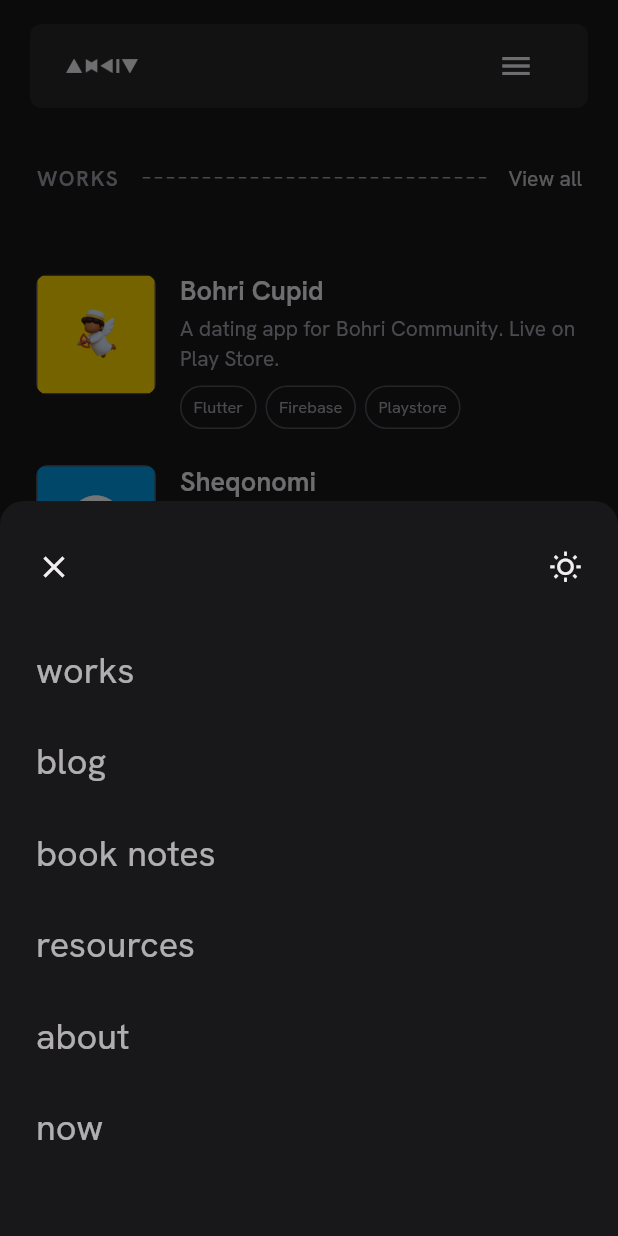
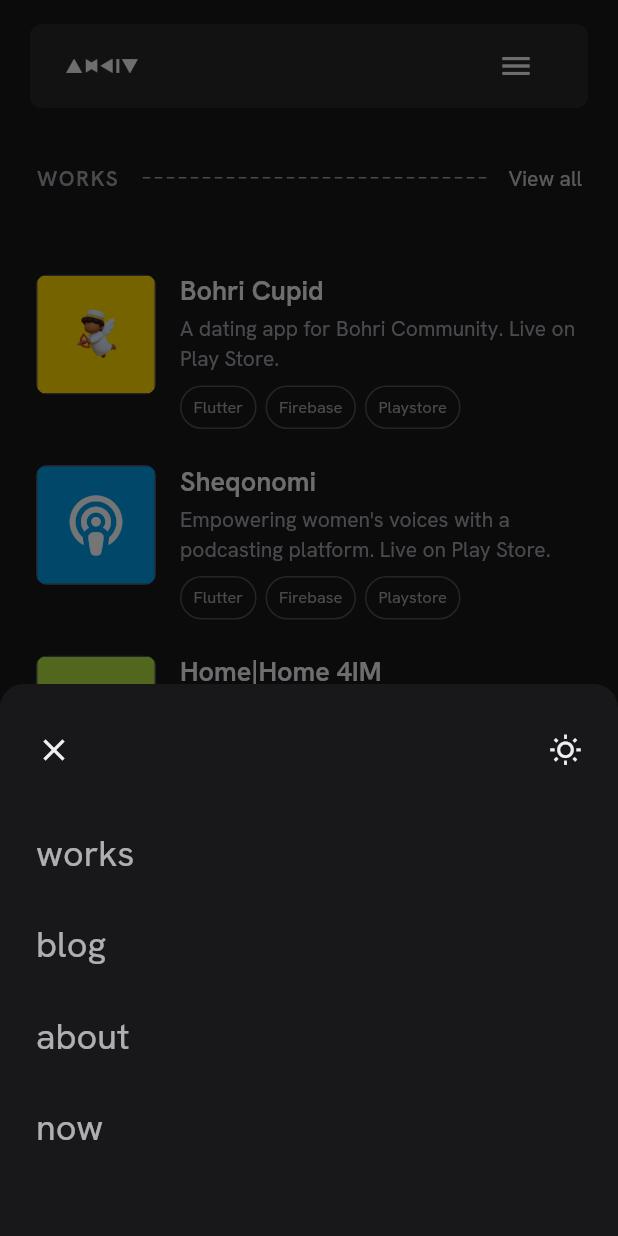
Before and after one commit to Ankit180898/portfolio_website, a Flutter app: the screen it shows after launch, scrolled down 576 dp, after a tap on the "menu" icon, on a phone screen of 412 x 824 dp. Run offline on Flutter 3.47's test engine with Material 3 defaults, Android fonts, the phone set to English and light mode, and no system bars; our stand-ins replace cached_network_image, flutter_svg, font_awesome_flutter, get, get_storage.

Commit message:
Some issues resolved

```diff
--- a/lib/app.dart
+++ b/lib/app.dart
@@ -9,14 +9,11 @@
 
   @override
   Widget build(BuildContext context) {
-    // Get the theme controller instance
     final ThemeController themeController = Get.find<ThemeController>();
 
-    // Use Obx to reactively rebuild when theme changes
-    return Obx(() {
-      debugPrint('Rebuilding app with themeMode: ${themeController.themeMode}');
-      debugPrint('IsDarkMode: ${themeController.isDarkMode}');
-
+    // Do NOT wrap GetMaterialApp in Obx — it causes a full app rebuild on every
+    // theme change, producing a white flash. Theme switching is handled
+    // reactively by Get.changeThemeMode() inside ThemeController._updateTheme.
     return GetMaterialApp(
       title: 'Ankit Kumar | Portfolio',
       debugShowCheckedModeBanner: false,
@@ -25,17 +22,15 @@
       themeMode: themeController.themeMode,
       getPages: AppRoutes.pages,
       initialRoute: AppRoutes.home,
-        defaultTransition: Transition.fadeIn,
-        transitionDuration: const Duration(milliseconds: 300),
+      defaultTransition: Transition.noTransition,
       builder: (context, child) {
         return MediaQuery(
-            data: MediaQuery.of(
-              context,
-            ).copyWith(textScaler: TextScaler.linear(1.0)),
+          data: MediaQuery.of(context).copyWith(
+            textScaler: TextScaler.linear(1.0),
+          ),
           child: child!,
         );
       },
     );
-    });
   }
 }
--- a/lib/config/routes.dart
+++ b/lib/config/routes.dart
@@ -2,12 +2,12 @@
 import '../screens/home_screen.dart';
 import '../screens/blog_screen.dart';
 import '../screens/blog_detail_screen.dart';
-import '../screens/book_notes_screen.dart';
 import '../screens/projects_screen.dart';
 import '../screens/project_detail_screen.dart';
 import '../screens/about_screen.dart';
 import '../screens/now_screen.dart';
-import '../screens/resources_screen.dart';
+// import '../screens/book_notes_screen.dart';
+// import '../screens/resources_screen.dart';
 
 class AppRoutes {
   // Private constructor
@@ -17,12 +17,12 @@
   static const String home = '/';
   static const String blog = '/blog';
   static const String blogDetail = '/blog/detail';
-  static const String bookNotes = '/book-notes';
   static const String works = '/works';
   static const String worksDetail = '/works/detail';
-  static const String resources = '/resources';
   static const String about = '/about';
   static const String now = '/now';
+  // static const String bookNotes = '/book-notes';
+  // static const String resources = '/resources';
 
   // Route definitions
   static final List<GetPage> pages = [
@@ -30,46 +30,43 @@
       name: home,
       page: () => const HomeScreen(),
       transition: Transition.fadeIn,
+      transitionDuration: const Duration(milliseconds: 180),
     ),
     GetPage(
       name: works,
       page: () => const ProjectsScreen(),
       transition: Transition.fadeIn,
+      transitionDuration: const Duration(milliseconds: 180),
     ),
     GetPage(
       name: worksDetail,
       page: () => const ProjectDetailScreen(),
       transition: Transition.fadeIn,
+      transitionDuration: const Duration(milliseconds: 180),
     ),
     GetPage(
       name: blog,
       page: () => const BlogScreen(),
       transition: Transition.fadeIn,
+      transitionDuration: const Duration(milliseconds: 180),
     ),
     GetPage(
       name: blogDetail,
       page: () => const BlogDetailScreen(),
       transition: Transition.fadeIn,
-    ),
-    GetPage(
-      name: bookNotes,
-      page: () => const BookNotesScreen(),
-      transition: Transition.fadeIn,
-    ),
-    GetPage(
-      name: resources,
-      page: () => const ResourcesScreen(),
-      transition: Transition.fadeIn,
+      transitionDuration: const Duration(milliseconds: 180),
     ),
     GetPage(
       name: about,
       page: () => const AboutScreen(),
       transition: Transition.fadeIn,
+      transitionDuration: const Duration(milliseconds: 180),
     ),
     GetPage(
       name: now,
       page: () => const NowScreen(),
       transition: Transition.fadeIn,
+      transitionDuration: const Duration(milliseconds: 180),
     ),
   ];
 }
--- a/lib/screens/about_screen.dart
+++ b/lib/screens/about_screen.dart
@@ -32,7 +32,7 @@
         body: Column(
           children: [
             // Navigation bar - use standard navbar for both mobile and desktop
-            const NavBar(currentIndex: 4),
+            const NavBar(currentIndex: 2),
 
             // Main content
             Expanded(
--- a/lib/screens/blog_detail_screen.dart
+++ b/lib/screens/blog_detail_screen.dart
@@ -14,7 +14,11 @@
 
   @override
   Widget build(BuildContext context) {
-    final BlogPost post = Get.arguments as BlogPost;
+    final BlogPost? post = Get.arguments as BlogPost?;
+    if (post == null) {
+      WidgetsBinding.instance.addPostFrameCallback((_) => Get.back());
+      return const SizedBox.shrink();
+    }
     final themeController = Get.find<ThemeController>();
     final isMobile = MediaQuery.of(context).size.width < AppBreakpoints.md;
 
--- a/lib/screens/now_screen.dart
+++ b/lib/screens/now_screen.dart
@@ -34,7 +34,7 @@
             crossAxisAlignment: CrossAxisAlignment.center,
             children: [
               // Navigation bar for both mobile and desktop
-              const NavBar(currentIndex: 5),
+              const NavBar(currentIndex: 3),
 
               // Now content
               Center(
--- a/lib/screens/project_detail_screen.dart
+++ b/lib/screens/project_detail_screen.dart
@@ -16,7 +16,11 @@
 
   @override
   Widget build(BuildContext context) {
-    final Project project = Get.arguments as Project;
+    final Project? project = Get.arguments as Project?;
+    if (project == null) {
+      WidgetsBinding.instance.addPostFrameCallback((_) => Get.back());
+      return const SizedBox.shrink();
+    }
     final themeController = Get.find<ThemeController>();
     final isMobile = MediaQuery.of(context).size.width < AppBreakpoints.md;
 
--- a/lib/widgets/nav_bar.dart
+++ b/lib/widgets/nav_bar.dart
@@ -67,30 +67,14 @@
                     ),
                     const SizedBox(width: 28),
                     _buildNavItem(
-                      'book notes',
+                      'about',
                       2,
-                      AppRoutes.bookNotes,
-                      controller,
-                      isDark,
-                    ),
-                    const SizedBox(width: 28),
-                    _buildNavItem(
-                      'resources',
-                      3,
-                      AppRoutes.resources,
-                      controller,
-                      isDark,
-                    ),
-                    const SizedBox(width: 28),
-                    _buildNavItem(
-                      'about',
-                      4,
                       AppRoutes.about,
                       controller,
                       isDark,
                     ),
                     const SizedBox(width: 28),
-                    _buildNavItem('now', 5, AppRoutes.now, controller, isDark),
+                    _buildNavItem('now', 3, AppRoutes.now, controller, isDark),
                     const SizedBox(width: 28),
                     _buildThemeToggle(controller, isDark),
                   ],
@@ -188,7 +172,7 @@
         isDark ? AppTheme.darkTextPrimary : const Color(0xFF27272A);
 
     return TextButton(
-      onPressed: () => Get.toNamed(route),
+      onPressed: () => Get.offAllNamed(route),
       style: ButtonStyle(
         overlayColor: WidgetStateProperty.all(Colors.transparent),
         padding: WidgetStateProperty.all(EdgeInsets.zero),
@@ -275,30 +259,12 @@
                   child: _buildMobileMenuItem('blog', 1, controller, isDark),
                 ),
                 GestureDetector(
-                  onTap: () => _navigateTo(context, AppRoutes.bookNotes),
-                  child: _buildMobileMenuItem(
-                    'book notes',
-                    2,
-                    controller,
-                    isDark,
-                  ),
-                ),
-                GestureDetector(
-                  onTap: () => _navigateTo(context, AppRoutes.resources),
-                  child: _buildMobileMenuItem(
-                    'resources',
-                    3,
-                    controller,
-                    isDark,
-                  ),
-                ),
-                GestureDetector(
                   onTap: () => _navigateTo(context, AppRoutes.about),
-                  child: _buildMobileMenuItem('about', 4, controller, isDark),
+                  child: _buildMobileMenuItem('about', 2, controller, isDark),
                 ),
                 GestureDetector(
                   onTap: () => _navigateTo(context, AppRoutes.now),
-                  child: _buildMobileMenuItem('now', 5, controller, isDark),
+                  child: _buildMobileMenuItem('now', 3, controller, isDark),
                 ),
               ],
             ),
@@ -309,7 +275,7 @@
   void _navigateTo(BuildContext context, String route) {
     Navigator.pop(context); // Close the bottom sheet
     Future.delayed(const Duration(milliseconds: 100), () {
-      Get.toNamed(route);
+      Get.offAllNamed(route);
     });
   }
 
```
Also changed, not shown: 1 other file. Lines whose indentation alone changed are shown as unchanged.
